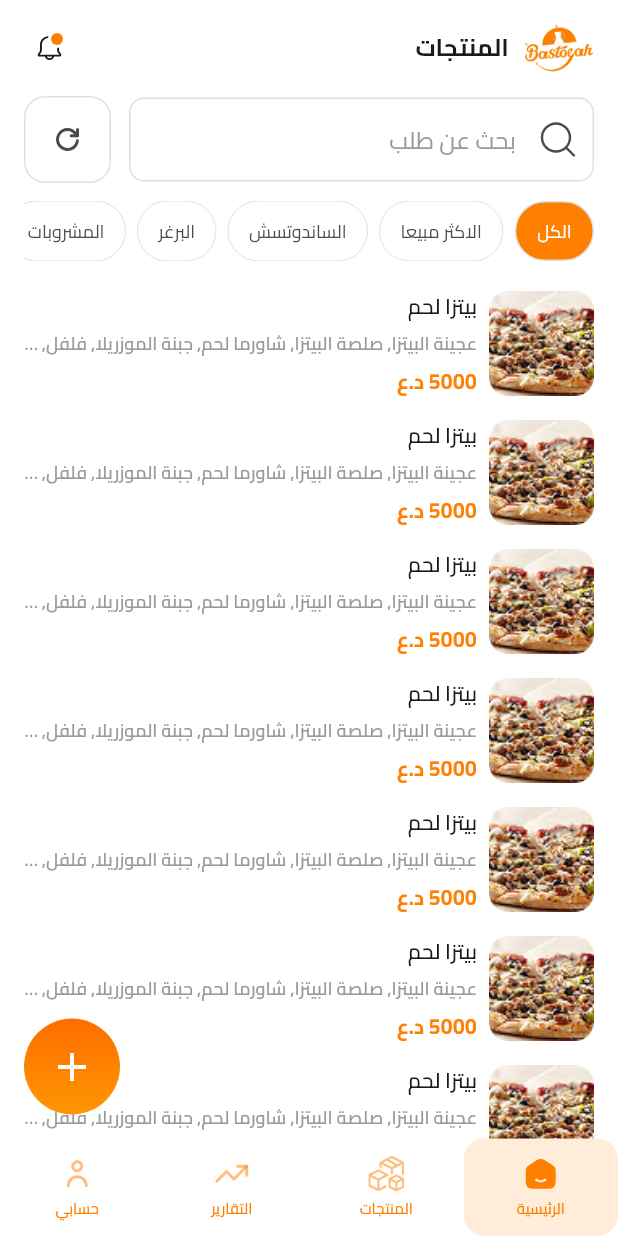
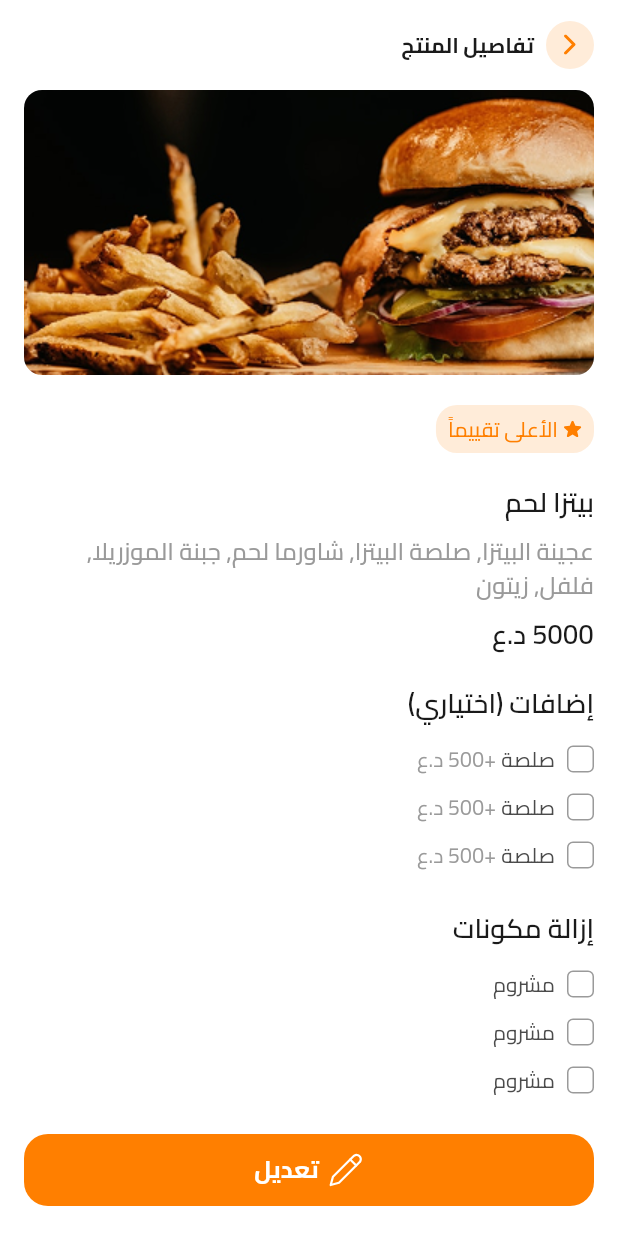
Before and after one commit to AhmedNasser24/Bastogah_app, a Flutter app: the screen it shows after launch, on a phone screen of 412 x 824 dp. Run offline on Flutter 3.47's test engine with Material 3 defaults, Android fonts, the phone set to English and light mode, and no system bars; our stand-ins replace dartz, dio, easy_localization, equatable, flutter_bloc, flutter_svg and 5 more; statements that could not run were skipped.

Commit message:
finish product details view

```diff
--- a/lib/core/routing/app_route.dart
+++ b/lib/core/routing/app_route.dart
@@ -15,7 +15,7 @@ final GlobalKey<NavigatorState> _shellNavigatorKey = GlobalKey<NavigatorState>(
 
 GoRouter appRouter = GoRouter(
   navigatorKey: _rootNavigatorKey,
-  initialLocation: RouteName.merchantProducts,
+  initialLocation: RouteName.merchantProductDetails,
   routes: [
     GoRoute(
       path: RouteName.splash,
--- a/lib/core/routing/route_name.dart
+++ b/lib/core/routing/route_name.dart
@@ -8,6 +8,8 @@ class RouteName {
   static const String merchantHome = '/merchant/home';
   static const String merchantOrderDetails = '/merchant/home/order-details';
   static const String merchantProducts = '/merchant/products';
+  static const String merchantProductDetails =
+      '/merchant/products/product-details';
   static const String merchantReports = '/merchant/reports';
   static const String merchantProfile = '/merchant/profile';
   static const String merchantAddNewOrder = '/merchant/home/add-new-order';
--- a/lib/core/routing/routes/merchant_routes.dart
+++ b/lib/core/routing/routes/merchant_routes.dart
@@ -9,6 +9,7 @@ import '../../../features/merchant_feature/auth/presentation/views/merchant_logi
 import '../../../features/merchant_feature/home/data/models/order_item_model/order_item_model.dart';
 import '../../../features/merchant_feature/home/presentation/views/merchant_add_new_order_view.dart';
 import '../../../features/merchant_feature/merchant_layout/presentation/views/merchant_layout.dart';
+import '../../../features/merchant_feature/products/presentation/views/merchant_product_details_view.dart';
 import '../route_name.dart';
 import '../router_animation.dart';
 
@@ -90,4 +91,12 @@ List<RouteBase> merchantRoutes = [
       child: const MerchantAddNewOrderView(),
     ),
   ),
+  GoRoute(
+    path: RouteName.merchantProductDetails,
+    pageBuilder: (context, state) => buildPageWithSlideTransition(
+      context: context,
+      state: state,
+      child: const MerchantProductDetailsView(),
+    ),
+  ),
 ];
--- a/lib/core/theme/app_font_style.dart
+++ b/lib/core/theme/app_font_style.dart
@@ -69,6 +69,11 @@ class AppFontStyle {
     fontSize: responsiveSize(context, 14),
     fontWeight: FontWeight.normal,
   );
+  static TextStyle regular14Primary(BuildContext context) => TextStyle(
+    color: AppColors.primary,
+    fontSize: responsiveSize(context, 14),
+    fontWeight: FontWeight.normal,
+  );
   static TextStyle regular16black4B(BuildContext context) => TextStyle(
     color: AppColors.black4B,
     fontSize: responsiveSize(context, 16),
@@ -88,6 +93,11 @@ class AppFontStyle {
   static TextStyle semibold14black1A(BuildContext context) => TextStyle(
     color: AppColors.black1A,
     fontSize: responsiveSize(context, 14),
+    fontWeight: FontWeight.w600,
+  );
+  static TextStyle semibold18black1A(BuildContext context) => TextStyle(
+    color: AppColors.black1A,
+    fontSize: responsiveSize(context, 18),
     fontWeight: FontWeight.w600,
   );
   static TextStyle semibold20black1A(BuildContext context) => TextStyle(
@@ -135,6 +145,11 @@ class AppFontStyle {
     fontSize: responsiveSize(context, 14),
     fontWeight: FontWeight.w500,
   );
+  static TextStyle medium16Grey(BuildContext context) => TextStyle(
+    color: AppColors.grey,
+    fontSize: responsiveSize(context, 16),
+    fontWeight: FontWeight.w500,
+  );
   static TextStyle medium14Primary(BuildContext context) => TextStyle(
     color: AppColors.primary,
     fontSize: responsiveSize(context, 14),
--- a/lib/core/theme/app_icons.dart
+++ b/lib/core/theme/app_icons.dart
@@ -4,14 +4,11 @@ class AppIcons {
 
   static const String iconsActiveHomeIcon = "assets/icons/active_home_icon.svg";
 
-  static const String iconsActiveProductsIcon =
-      "assets/icons/active_products_icon.svg";
+  static const String iconsActiveProductsIcon = "assets/icons/active_products_icon.svg";
 
-  static const String iconsActiveProfileIcon =
-      "assets/icons/active_profile_icon.svg";
+  static const String iconsActiveProfileIcon = "assets/icons/active_profile_icon.svg";
 
-  static const String iconsActiveReportIcon =
-      "assets/icons/active_report_icon.svg";
+  static const String iconsActiveReportIcon = "assets/icons/active_report_icon.svg";
 
   static const String iconsAdd24Icon = "assets/icons/add24_icon.svg";
 
@@ -29,31 +26,25 @@ class AppIcons {
 
   static const String iconsEditIcon = "assets/icons/edit_icon.svg";
 
-  static const String iconsForgetPasswordPhoneIcon =
-      "assets/icons/forget_password_phone_icon.svg";
+  static const String iconsForgetPasswordPhoneIcon = "assets/icons/forget_password_phone_icon.svg";
 
   static const String iconsForwardIcon = "assets/icons/forward_icon.svg";
 
   static const String iconsHome24Icon = "assets/icons/home24_icon.svg";
 
-  static const String iconsInactiveHomeIcon =
-      "assets/icons/inactive_home_icon.svg";
+  static const String iconsInactiveHomeIcon = "assets/icons/inactive_home_icon.svg";
 
-  static const String iconsInactiveProductIcon =
-      "assets/icons/inactive_product_icon.svg";
+  static const String iconsInactiveProductIcon = "assets/icons/inactive_product_icon.svg";
 
-  static const String iconsInactiveProfileIcon =
-      "assets/icons/inactive_profile_icon.svg";
+  static const String iconsInactiveProfileIcon = "assets/icons/inactive_profile_icon.svg";
 
-  static const String iconsInactiveReportIcon =
-      "assets/icons/inactive_report_icon.svg";
+  static const String iconsInactiveReportIcon = "assets/icons/inactive_report_icon.svg";
 
   static const String iconsLockIcon = "assets/icons/lock_icon.svg";
 
   static const String iconsNeedHelpIcon = "assets/icons/need_help_icon.svg";
 
-  static const String iconsNotificationIcon =
-      "assets/icons/notification_icon.svg";
+  static const String iconsNotificationIcon = "assets/icons/notification_icon.svg";
 
   static const String iconsPerson24Icon = "assets/icons/person24_icon.svg";
 
@@ -71,6 +62,8 @@ class AppIcons {
 
   static const String iconsSearchIcon = "assets/icons/search_icon.svg";
 
+  static const String iconsStar = "assets/icons/star.svg";
+
   static const String iconsTimeGreyIcon = "assets/icons/time_grey_icon.svg";
 
   static const String iconsTimeOrangeIcon = "assets/icons/time_orange_icon.svg";
--- a/lib/core/theme/app_images.dart
+++ b/lib/core/theme/app_images.dart
@@ -2,8 +2,9 @@
 class AppImages {
   AppImages._();
 
-  static const String imagesCircleAvatarImage =
-      "assets/images/circle_avatar_image.png";
+  static const String imagesBurger = "assets/images/burger.png";
+
+  static const String imagesCircleAvatarImage = "assets/images/circle_avatar_image.png";
 
   static const String imagesLogoOrange = "assets/images/logo_orange.png";
 
--- a/lib/features/merchant_feature/home/data/models/order_model.dart
+++ /dev/null
@@ -1,14 +0,0 @@
-class OrderModel {
-  final String? orderId, customerPhone, customerAddress;
-  final String? netSalary, deliveryFee;
-  final String? driverName, reasonForCancellation;
-  const OrderModel({
-    this.orderId,
-    this.customerPhone,
-    this.customerAddress,
-    this.netSalary,
-    this.deliveryFee,
-    this.driverName,
-    this.reasonForCancellation,
-  });
-}
--- /dev/null
+++ b/lib/features/merchant_feature/products/presentation/views/merchant_product_details_view.dart
@@ -0,0 +1,207 @@
+import 'package:bastogah_app/core/widgets/custom_button.dart';
+import 'package:easy_localization/easy_localization.dart' hide TextDirection;
+import 'package:flutter/material.dart';
+import 'package:flutter_svg/flutter_svg.dart';
+import 'package:gap/gap.dart';
+
+import '../../../../../core/theme/app_colors.dart';
+import '../../../../../core/theme/app_font_style.dart';
+import '../../../../../core/theme/app_icons.dart';
+import '../widgets/custom_check_box.dart';
+import '../widgets/merchant_product_details_app_bar.dart';
+import '../widgets/merchant_product_image.dart';
+
+class MerchantProductDetailsView extends StatelessWidget {
+  const MerchantProductDetailsView({super.key});
+
+  @override
+  Widget build(BuildContext context) {
+    return Scaffold(
+      body: SafeArea(
+        child: Column(
+          children: [
+            const MerchantProductDetailsAppBar(),
+            const Expanded(
+              child: SingleChildScrollView(
+                child: Padding(
+                  padding: EdgeInsets.symmetric(horizontal: 16.0),
+                  child: Column(
+                    spacing: 20,
+                    crossAxisAlignment: CrossAxisAlignment.stretch,
+                    children: [
+                      Center(child: MerchantProductImage()),
+                      TopRateTextWidget(),
+                      ProductDetailsSection(),
+                      MoreOptionsSection(),
+                      RemovedGradientSection(),
+                      MostPopularSection(),
+                      Gap(20),
+                    ],
+                  ),
+                ),
+              ),
+            ),
+            Padding(
+              padding: const EdgeInsets.symmetric(horizontal: 16.0),
+              child: CustomButton(
+                title: "merchant.edit".tr(),
+                prefixIcon: AppIcons.iconsEditIcon,
+              ),
+            ),
+            const Gap(20),
+          ],
+        ),
+      ),
+    );
+  }
+}
+
+class TopRateTextWidget extends StatelessWidget {
+  const TopRateTextWidget({super.key});
+
+  @override
+  Widget build(BuildContext context) {
+    return Row(
+      children: [
+        Container(
+          padding: const EdgeInsets.symmetric(horizontal: 8, vertical: 6),
+          decoration: BoxDecoration(
+            color: AppColors.secondary,
+            borderRadius: BorderRadius.circular(14),
+          ),
+          child: Row(
+            mainAxisSize: MainAxisSize.min,
+            children: [
+              SvgPicture.asset(AppIcons.iconsStar),
+              const Gap(4),
+              Text(
+                "merchant.top_rated".tr(),
+                style: AppFontStyle.regular14Primary(context),
+              ),
+            ],
+          ),
+        ),
+        const Spacer(),
+      ],
+    );
+  }
+}
+
+class ProductDetailsSection extends StatelessWidget {
+  const ProductDetailsSection({super.key});
+
+  @override
+  Widget build(BuildContext context) {
+    return Column(
+      crossAxisAlignment: CrossAxisAlignment.start,
+      spacing: 8,
+      children: [
+        Text("بيتزا لحم", style: AppFontStyle.semibold18black1A(context)),
+        Text(
+          "عجينة البيتزا, صلصة البيتزا, شاورما لحم, جبنة الموزريلا, فلفل, زيتون",
+          style: AppFontStyle.medium16Grey(context),
+        ),
+        Text(
+          "merchant.currency".tr(args: ["5000"]),
+          textDirection: TextDirection.rtl,
+          style: AppFontStyle.semibold18black1A(context),
+        ),
+      ],
+    );
+  }
+}
+
+class MoreOptionsSection extends StatelessWidget {
+  const MoreOptionsSection({super.key});
+
+  @override
+  Widget build(BuildContext context) {
+    return Column(
+      crossAxisAlignment: CrossAxisAlignment.start,
+      spacing: 8,
+      children: [
+        Text(
+          "merchant.more_options".tr(),
+          style: AppFontStyle.semibold18black1A(context),
+        ),
+        ListView.builder(
+          shrinkWrap: true,
+          physics: const NeverScrollableScrollPhysics(),
+          itemCount: 3,
+          itemBuilder: (context, index) => Padding(
+            padding: const EdgeInsets.symmetric(vertical: 6.0),
+            child: Row(
+              children: [
+                const CustomCheckBox(),
+                const Gap(8),
+                Text("صلصة", style: AppFontStyle.regular14black4B(context)),
+                Text(
+                  " +${"merchant.currency".tr(args: ["500"])}",
+                  style: AppFontStyle.regular14grey(context),
+                ),
+              ],
+            ),
+          ),
+        ),
+      ],
+    );
+  }
+}
+
+class RemovedGradientSection extends StatelessWidget {
+  const RemovedGradientSection({super.key});
+
+  @override
+  Widget build(BuildContext context) {
+    return Column(
+      crossAxisAlignment: CrossAxisAlignment.start,
+      spacing: 8,
+      children: [
+        Text(
+          "merchant.remove_ingredients".tr(),
+          style: AppFontStyle.semibold18black1A(context),
+        ),
+        ListView.builder(
+          shrinkWrap: true,
+          physics: const NeverScrollableScrollPhysics(),
+          itemCount: 3,
+          itemBuilder: (context, index) => Padding(
+            padding: const EdgeInsets.symmetric(vertical: 6.0),
+            child: Row(
+              children: [
+                const CustomCheckBox(),
+                const Gap(8),
+                Text("مشروم", style: AppFontStyle.regular14black4B(context)),
+              ],
+            ),
+          ),
+        ),
+      ],
+    );
+  }
+}
+
+class MostPopularSection extends StatelessWidget {
+  const MostPopularSection({super.key});
+
+  @override
+  Widget build(BuildContext context) {
+    return Column(
+      crossAxisAlignment: CrossAxisAlignment.start,
+      spacing: 12,
+      children: [
+        Text(
+          "merchant.most_popular".tr(),
+          style: AppFontStyle.semibold18black1A(context),
+        ),
+        Row(
+          children: [
+            const CustomCheckBox(),
+            const Gap(8),
+            Text("مشروم", style: AppFontStyle.regular14black4B(context)),
+          ],
+        ),
+      ],
+    );
+  }
+}
--- /dev/null
+++ b/lib/features/merchant_feature/products/presentation/widgets/custom_check_box.dart
@@ -0,0 +1,44 @@
+import 'package:flutter/material.dart';
+
+import '../../../../../core/theme/app_colors.dart';
+
+class CustomCheckBox extends StatefulWidget {
+  const CustomCheckBox({super.key});
+
+  @override
+  State<CustomCheckBox> createState() => _CustomCheckBoxState();
+}
+
+class _CustomCheckBoxState extends State<CustomCheckBox> {
+  bool isActive = false;
+  @override
+  Widget build(BuildContext context) {
+    return GestureDetector(
+      onTap: () {
+        setState(() {
+          isActive = !isActive;
+        });
+      },
+      child: AnimatedContainer(
+        duration: const Duration(milliseconds: 300),
+        curve: Curves.easeInOut,
+
+        height: 18,
+        width: 18,
+        decoration: BoxDecoration(
+          color: isActive ? AppColors.secondary : Colors.transparent,
+          borderRadius: BorderRadius.circular(4),
+          border: Border.all(
+            color: isActive ? AppColors.primary : AppColors.grey,
+            width: 1,
+          ),
+        ),
+        child: Center(
+          child: isActive
+              ? const Icon(Icons.check, size: 14, color: AppColors.primary)
+              : null,
+        ),
+      ),
+    );
+  }
+}
--- /dev/null
+++ b/lib/features/merchant_feature/products/presentation/widgets/merchant_product_details_app_bar.dart
@@ -0,0 +1,30 @@
+import 'package:easy_localization/easy_localization.dart';
+import 'package:flutter/material.dart';
+import 'package:gap/gap.dart';
+
+import '../../../../../core/theme/app_font_style.dart';
+import '../../../../../core/widgets/back_arrow_button.dart';
+
+class MerchantProductDetailsAppBar extends StatelessWidget {
+  const MerchantProductDetailsAppBar({super.key});
+
+  @override
+  Widget build(BuildContext context) {
+    return Padding(
+      padding: const EdgeInsets.symmetric(horizontal: 16.0),
+      child: SizedBox(
+        height: 60,
+        child: Row(
+          children: [
+            const BackArrowButton(),
+            const Gap(8),
+            Text(
+              "merchant.product_details".tr(),
+              style: AppFontStyle.bold14black1A(context),
+            ),
+          ],
+        ),
+      ),
+    );
+  }
+}
--- /dev/null
+++ b/lib/features/merchant_feature/products/presentation/widgets/merchant_product_image.dart
@@ -0,0 +1,21 @@
+import 'package:flutter/material.dart';
+
+import '../../../../../core/theme/app_images.dart';
+
+class MerchantProductImage extends StatelessWidget {
+  const MerchantProductImage({super.key});
+
+  @override
+  Widget build(BuildContext context) {
+    return Container(
+      constraints: const BoxConstraints(maxWidth: 500, maxHeight: 190),
+      decoration: const BoxDecoration(
+        borderRadius: BorderRadius.all(Radius.circular(12)),
+        image: DecorationImage(
+          image: AssetImage(AppImages.imagesBurger),
+          fit: BoxFit.cover,
+        ),
+      ),
+    );
+  }
+}
```
Also changed, not shown: assets/translations/ar.json (+7 -1 lines), assets/icons/star.svg (added), assets/images/burger.png (added).
